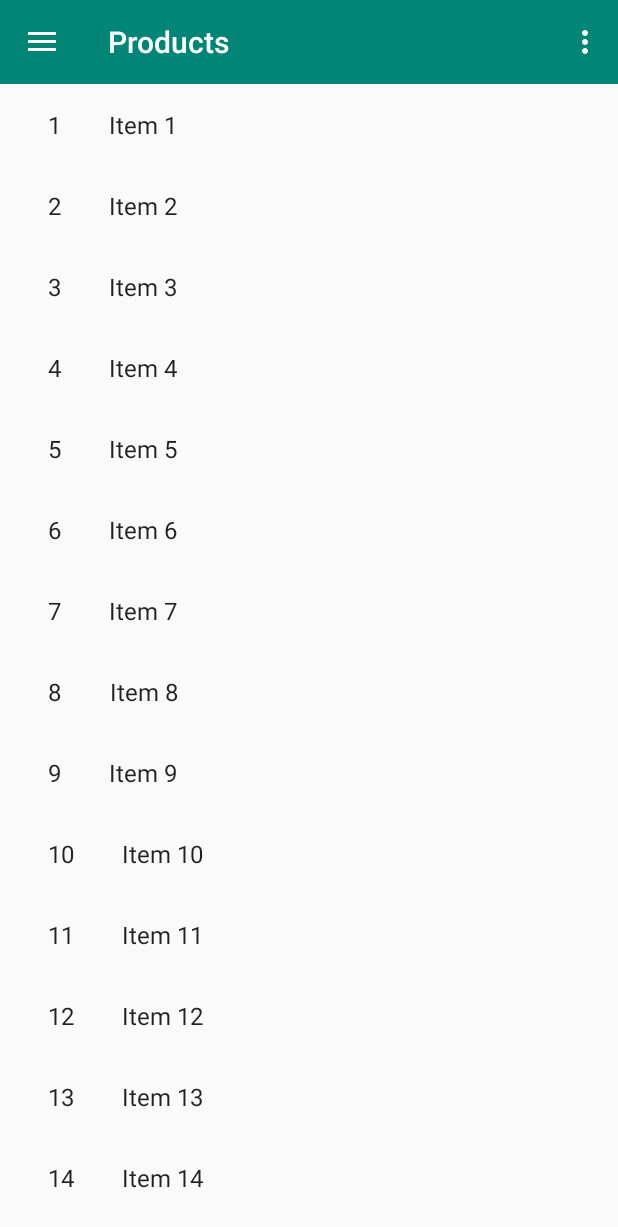
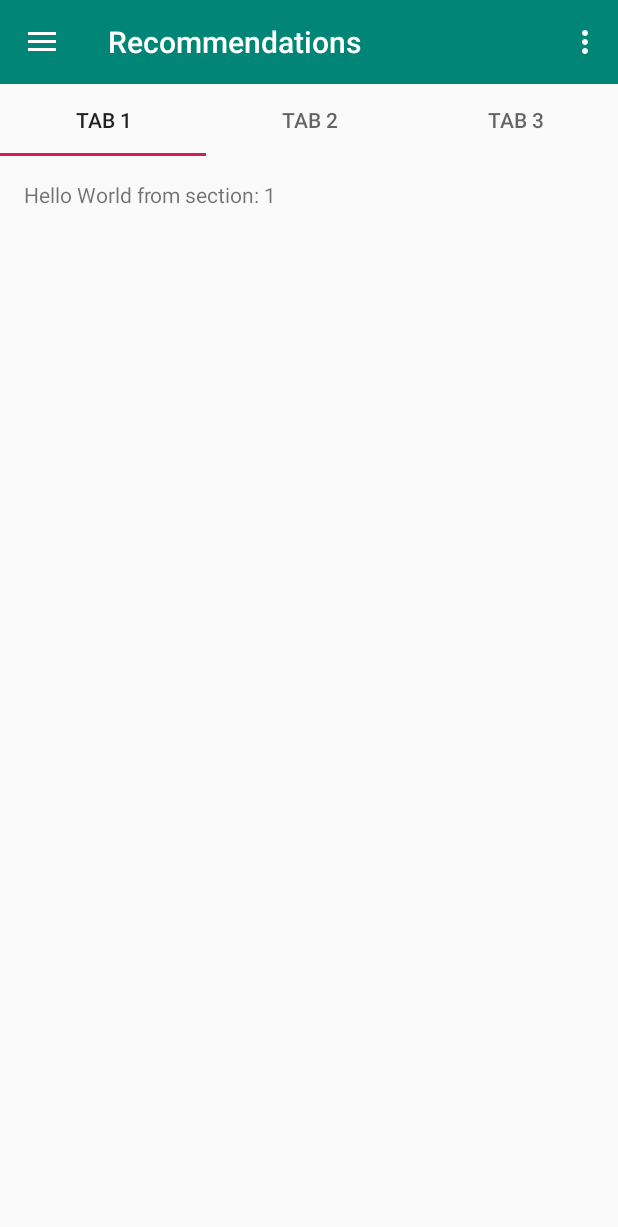
Before and after one commit to thomasbigger584/ItemRecommender-Android, an Android app: the screen it shows after launch (ProductListActivity before the commit, RecommendationActivity after it), in the side drawer, after a tap on "Recommendations", on a phone screen of 412 x 824 dp. Shown: the top 1227 px of the screen. Run offline under Robolectric (Android 15) with nearby library versions, the phone set to English and light mode, and no system bars.

Commit message:
recommendations activity in with 3 tabs

```diff
--- a/app/src/main/AndroidManifest.xml
+++ b/app/src/main/AndroidManifest.xml
@@ -10,9 +10,13 @@
         android:supportsRtl="true"
         android:theme="@style/AppTheme">
         <activity
+            android:name=".recommendation.RecommendationActivity"
+            android:label="@string/title_activity_recommendation"
+            android:theme="@style/AppTheme.NoActionBar"></activity>
+        <activity
             android:name=".mypurchases.PurchaseListActivity"
             android:label="@string/title_purchase_list"
-            android:theme="@style/AppTheme.NoActionBar"></activity>
+            android:theme="@style/AppTheme.NoActionBar" />
         <activity
             android:name=".mypurchases.PurchaseDetailActivity"
             android:label="@string/title_purchase_detail"
--- a/app/src/main/java/com/twb/itemrecommender/login/LoginActivity.java
+++ b/app/src/main/java/com/twb/itemrecommender/login/LoginActivity.java
@@ -2,11 +2,9 @@ package com.twb.itemrecommender.login;
 
 import android.annotation.SuppressLint;
 import android.content.Intent;
+import android.os.AsyncTask;
+import android.os.Bundle;
 import android.support.v7.app.AppCompatActivity;
-
-import android.os.AsyncTask;
-
-import android.os.Bundle;
 import android.view.KeyEvent;
 import android.view.View;
 import android.view.View.OnClickListener;
@@ -16,8 +14,8 @@ import android.widget.Button;
 import android.widget.EditText;
 import android.widget.TextView;
 
+import com.twb.itemrecommender.R;
 import com.twb.itemrecommender.product.ProductListActivity;
-import com.twb.itemrecommender.R;
 
 /**
  * A login screen that offers login via email/password.
@@ -40,6 +38,8 @@ public class LoginActivity extends AppCompatActivity {
         setContentView(R.layout.activity_login);
         // Set up the login form.
         mEmailView = findViewById(R.id.email);
+
+        setTitle("Login");
 
         mPasswordView = findViewById(R.id.password);
         mPasswordView.setOnEditorActionListener(new TextView.OnEditorActionListener() {
--- a/app/src/main/java/com/twb/itemrecommender/mypurchases/PurchaseListActivity.java
+++ b/app/src/main/java/com/twb/itemrecommender/mypurchases/PurchaseListActivity.java
@@ -41,9 +41,8 @@ public class PurchaseListActivity extends BaseNavigationActivity {
     protected void onCreate(Bundle savedInstanceState) {
         super.onCreate(savedInstanceState);
 
-
         if (getSupportActionBar() != null) {
-            getSupportActionBar().setTitle(getTitle());
+            getSupportActionBar().setTitle("My Purchases");
         }
 
         if (findViewById(R.id.purchase_detail_container) != null) {
--- a/app/src/main/java/com/twb/itemrecommender/navigation/BaseNavigationActivity.java
+++ b/app/src/main/java/com/twb/itemrecommender/navigation/BaseNavigationActivity.java
@@ -10,12 +10,12 @@ import android.support.v7.app.AppCompatActivity;
 import android.support.v7.widget.Toolbar;
 import android.view.Menu;
 import android.view.MenuItem;
-import android.widget.Toast;
 
 import com.twb.itemrecommender.R;
 import com.twb.itemrecommender.login.LoginActivity;
 import com.twb.itemrecommender.mypurchases.PurchaseListActivity;
 import com.twb.itemrecommender.product.ProductListActivity;
+import com.twb.itemrecommender.recommendation.RecommendationActivity;
 
 public abstract class BaseNavigationActivity extends AppCompatActivity
         implements NavigationView.OnNavigationItemSelectedListener {
@@ -85,7 +85,7 @@ public abstract class BaseNavigationActivity extends AppCompatActivity
                 break;
             }
             case R.id.nav_recommendations: {
-                Toast.makeText(this, "Recommendations", Toast.LENGTH_SHORT).show();
+                intent = new Intent(this, RecommendationActivity.class);
                 break;
             }
             case R.id.nav_purchases: {
@@ -93,13 +93,10 @@ public abstract class BaseNavigationActivity extends AppCompatActivity
                 break;
             }
         }
-
-        if (intent != null) {
-            startActivity(intent);
-        }
-
+        startActivity(intent);
         DrawerLayout drawer = findViewById(R.id.drawer_layout);
         drawer.closeDrawer(GravityCompat.START);
+        finish();
         return true;
     }
 }
--- /dev/null
+++ b/app/src/main/java/com/twb/itemrecommender/recommendation/RecommendationActivity.java
@@ -0,0 +1,119 @@
+package com.twb.itemrecommender.recommendation;
+
+import android.os.Bundle;
+import android.support.design.widget.TabLayout;
+import android.support.v4.app.Fragment;
+import android.support.v4.app.FragmentManager;
+import android.support.v4.app.FragmentPagerAdapter;
+import android.support.v4.view.ViewPager;
+import android.view.LayoutInflater;
+import android.view.View;
+import android.view.ViewGroup;
+import android.widget.TextView;
+
+import com.twb.itemrecommender.R;
+import com.twb.itemrecommender.navigation.BaseNavigationActivity;
+
+public class RecommendationActivity extends BaseNavigationActivity {
+
+    /**
+     * The {@link android.support.v4.view.PagerAdapter} that will provide
+     * fragments for each of the sections. We use a
+     * {@link FragmentPagerAdapter} derivative, which will keep every
+     * loaded fragment in memory. If this becomes too memory intensive, it
+     * may be best to switch to a
+     * {@link android.support.v4.app.FragmentStatePagerAdapter}.
+     */
+    private SectionsPagerAdapter mSectionsPagerAdapter;
+
+    /**
+     * The {@link ViewPager} that will host the section contents.
+     */
+    private ViewPager mViewPager;
+
+    @Override
+    protected int getContentView() {
+        return R.layout.activity_recommendation;
+    }
+
+    @Override
+    protected void onCreate(Bundle savedInstanceState) {
+        super.onCreate(savedInstanceState);
+
+        if (getSupportActionBar() != null) {
+            getSupportActionBar().setTitle("Recommendations");
+        }
+
+        // Create the adapter that will return a fragment for each of the three
+        // primary sections of the activity.
+        mSectionsPagerAdapter = new SectionsPagerAdapter(getSupportFragmentManager());
+
+        // Set up the ViewPager with the sections adapter.
+        mViewPager = findViewById(R.id.container);
+        mViewPager.setAdapter(mSectionsPagerAdapter);
+
+        TabLayout tabLayout = findViewById(R.id.tabs);
+
+        mViewPager.addOnPageChangeListener(new TabLayout.TabLayoutOnPageChangeListener(tabLayout));
+        tabLayout.addOnTabSelectedListener(new TabLayout.ViewPagerOnTabSelectedListener(mViewPager));
+    }
+
+    /**
+     * A placeholder fragment containing a simple view.
+     */
+    public static class PlaceholderFragment extends Fragment {
+        /**
+         * The fragment argument representing the section number for this
+         * fragment.
+         */
+        private static final String ARG_SECTION_NUMBER = "section_number";
+
+        public PlaceholderFragment() {
+        }
+
+        /**
+         * Returns a new instance of this fragment for the given section
+         * number.
+         */
+        public static PlaceholderFragment newInstance(int sectionNumber) {
+            PlaceholderFragment fragment = new PlaceholderFragment();
+            Bundle args = new Bundle();
+            args.putInt(ARG_SECTION_NUMBER, sectionNumber);
+            fragment.setArguments(args);
+            return fragment;
+        }
+
+        @Override
+        public View onCreateView(LayoutInflater inflater, ViewGroup container,
+                                 Bundle savedInstanceState) {
+            View rootView = inflater.inflate(R.layout.fragment_recommendation, container, false);
+            TextView textView = rootView.findViewById(R.id.section_label);
+            textView.setText(getString(R.string.section_format, getArguments().getInt(ARG_SECTION_NUMBER)));
+            return rootView;
+        }
+    }
+
+    /**
+     * A {@link FragmentPagerAdapter} that returns a fragment corresponding to
+     * one of the sections/tabs/pages.
+     */
+    public class SectionsPagerAdapter extends FragmentPagerAdapter {
+
+        public SectionsPagerAdapter(FragmentManager fm) {
+            super(fm);
+        }
+
+        @Override
+        public Fragment getItem(int position) {
+            // getItem is called to instantiate the fragment for the given page.
+            // Return a PlaceholderFragment (defined as a static inner class below).
+            return PlaceholderFragment.newInstance(position + 1);
+        }
+
+        @Override
+        public int getCount() {
+            // Show 3 total pages.
+            return 3;
+        }
+    }
+}
--- /dev/null
+++ b/app/src/main/res/layout/activity_recommendation.xml
@@ -0,0 +1,64 @@
+<?xml version="1.0" encoding="utf-8"?>
+<android.support.v4.widget.DrawerLayout xmlns:android="http://schemas.android.com/apk/res/android"
+    xmlns:app="http://schemas.android.com/apk/res-auto"
+    xmlns:tools="http://schemas.android.com/tools"
+    android:id="@+id/drawer_layout"
+    android:layout_width="match_parent"
+    android:layout_height="match_parent"
+    android:fitsSystemWindows="true"
+    tools:openDrawer="start">
+
+    <LinearLayout
+        android:layout_width="match_parent"
+        android:layout_height="match_parent"
+        android:orientation="vertical">
+
+        <include
+            layout="@layout/app_bar_main"
+            android:layout_width="match_parent"
+            android:layout_height="wrap_content" />
+
+        <android.support.design.widget.TabLayout
+            android:id="@+id/tabs"
+            android:layout_width="match_parent"
+            android:layout_height="wrap_content">
+
+            <android.support.design.widget.TabItem
+                android:id="@+id/tabItem"
+                android:layout_width="wrap_content"
+                android:layout_height="wrap_content"
+                android:text="@string/tab_text_1" />
+
+            <android.support.design.widget.TabItem
+                android:id="@+id/tabItem2"
+                android:layout_width="wrap_content"
+                android:layout_height="wrap_content"
+                android:text="@string/tab_text_2" />
+
+            <android.support.design.widget.TabItem
+                android:id="@+id/tabItem3"
+                android:layout_width="wrap_content"
+                android:layout_height="wrap_content"
+                android:text="@string/tab_text_3" />
+
+        </android.support.design.widget.TabLayout>
+
+        <android.support.v4.view.ViewPager
+            android:id="@+id/container"
+            android:layout_width="match_parent"
+            android:layout_height="match_parent"
+            app:layout_behavior="@string/appbar_scrolling_view_behavior" />
+
+
+    </LinearLayout>
+
+    <android.support.design.widget.NavigationView
+        android:id="@+id/nav_view"
+        android:layout_width="wrap_content"
+        android:layout_height="match_parent"
+        android:layout_gravity="start"
+        android:fitsSystemWindows="true"
+        app:headerLayout="@layout/nav_header_main"
+        app:menu="@menu/activity_main_drawer" />
+
+</android.support.v4.widget.DrawerLayout>
--- /dev/null
+++ b/app/src/main/res/layout/fragment_recommendation.xml
@@ -0,0 +1,23 @@
+<?xml version="1.0" encoding="utf-8"?>
+<android.support.constraint.ConstraintLayout xmlns:android="http://schemas.android.com/apk/res/android"
+    xmlns:app="http://schemas.android.com/apk/res-auto"
+    xmlns:tools="http://schemas.android.com/tools"
+    android:id="@+id/constraintLayout"
+    android:layout_width="match_parent"
+    android:layout_height="match_parent"
+    tools:context=".recommendation.RecommendationActivity$PlaceholderFragment">
+
+    <TextView
+        android:id="@+id/section_label"
+        android:layout_width="wrap_content"
+        android:layout_height="wrap_content"
+        android:layout_marginStart="@dimen/activity_horizontal_margin"
+        android:layout_marginTop="@dimen/activity_vertical_margin"
+        android:layout_marginEnd="@dimen/activity_horizontal_margin"
+        android:layout_marginBottom="@dimen/activity_vertical_margin"
+        app:layout_constraintLeft_toLeftOf="parent"
+        app:layout_constraintTop_toTopOf="@+id/constraintLayout"
+        tools:layout_constraintLeft_creator="1"
+        tools:layout_constraintTop_creator="1" />
+
+</android.support.constraint.ConstraintLayout>
--- /dev/null
+++ b/app/src/main/res/menu/menu_recommendation.xml
@@ -0,0 +1,10 @@
+<menu xmlns:android="http://schemas.android.com/apk/res/android"
+    xmlns:app="http://schemas.android.com/apk/res-auto"
+    xmlns:tools="http://schemas.android.com/tools"
+    tools:context="com.twb.itemrecommender.recommendation.RecommendationActivity">
+    <item
+        android:id="@+id/action_settings"
+        android:orderInCategory="100"
+        android:title="@string/action_settings"
+        app:showAsAction="never" />
+</menu>
--- /dev/null
+++ b/app/src/main/res/values-w820dp/dimens.xml
@@ -0,0 +1,6 @@
+<resources>
+    <!-- Example customization of dimensions originally defined in res/values/dimens.xml
+         (such as screen margins) for screens with more than 820dp of available width. This
+         would include 7" and 10" devices in landscape (~960dp and ~1280dp respectively). -->
+    <dimen name="activity_horizontal_margin">64dp</dimen>
+</resources>
--- a/app/src/main/res/values/dimens.xml
+++ b/app/src/main/res/values/dimens.xml
@@ -8,4 +8,5 @@
     <dimen name="app_bar_height">200dp</dimen>
     <dimen name="item_width">200dp</dimen>
     <dimen name="text_margin">16dp</dimen>
+    <dimen name="appbar_padding_top">8dp</dimen>
 </resources>
--- a/app/src/main/res/values/strings.xml
+++ b/app/src/main/res/values/strings.xml
@@ -23,4 +23,9 @@
     <string name="title_product_detail">Product Detail</string>
     <string name="title_purchase_list">Purchases</string>
     <string name="title_purchase_detail">Purchase Detail</string>
+    <string name="title_activity_recommendation">RecommendationActivity</string>
+    <string name="tab_text_1">Tab 1</string>
+    <string name="tab_text_2">Tab 2</string>
+    <string name="tab_text_3">Tab 3</string>
+    <string name="section_format">Hello World from section: %1$d</string>
 </resources>
```
